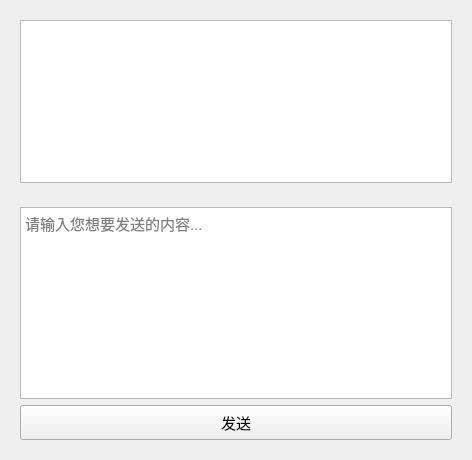
First picture: the form in Client/Contact/contactpage.ui, repository Eva-483650/ShoppingMall, before the edit.
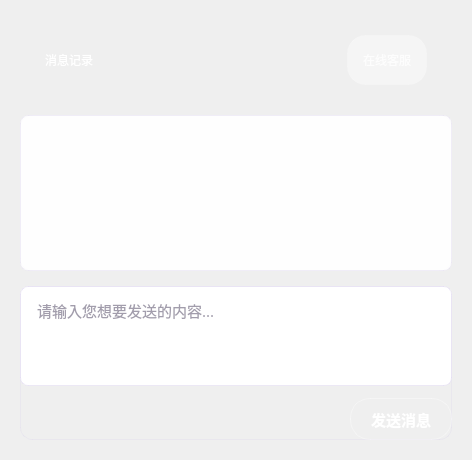
Second picture: the form after the edit.

The edit to the form file:
```diff
--- a/Client/Contact/contactpage.ui
+++ b/Client/Contact/contactpage.ui
@@ -11,11 +11,37 @@
    </rect>
   </property>
   <property name="windowTitle">
-   <string>Form</string>
+   <string>联系我们</string>
+  </property>
+  <property name="styleSheet">
+   <string notr="true">
+QWidget {
+    background: qlineargradient(spread:pad, x1:0, y1:0, x2:1, y2:1,
+                stop:0 rgba(252, 250, 255, 255),
+                stop:0.5 rgba(250, 247, 254, 255),
+                stop:1 rgba(248, 245, 253, 255));
+    font-family: &quot;Microsoft YaHei&quot;;
+}
+   </string>
   </property>
   <layout class="QVBoxLayout" name="verticalLayout">
+   <property name="spacing">
+    <number>15</number>
+   </property>
+   <property name="leftMargin">
+    <number>20</number>
+   </property>
+   <property name="topMargin">
+    <number>20</number>
+   </property>
+   <property name="rightMargin">
+    <number>20</number>
+   </property>
+   <property name="bottomMargin">
+    <number>20</number>
+   </property>
    <item>
-    <widget class="QWidget" name="widget" native="true">
+    <widget class="QWidget" name="widget_header" native="true">
      <property name="sizePolicy">
       <sizepolicy hsizetype="Preferred" vsizetype="Fixed">
        <horstretch>0</horstretch>
@@ -25,19 +51,203 @@
      <property name="minimumSize">
       <size>
        <width>0</width>
-       <height>60</height>
+       <height>80</height>
       </size>
      </property>
+     <property name="styleSheet">
+      <string notr="true">
+QWidget {
+    background: qlineargradient(spread:pad, x1:0, y1:0, x2:1, y2:0,
+                stop:0 rgba(189, 170, 233, 255),
+                stop:0.3 rgba(195, 176, 238, 255),
+                stop:0.7 rgba(201, 182, 243, 255),
+                stop:1 rgba(207, 188, 248, 255));
+    border-radius: 15px;
+    box-shadow: 0px 2px 8px rgba(189, 170, 233, 0.12);
+}
+      </string>
+     </property>
+     <layout class="QHBoxLayout" name="horizontalLayout_header">
+      <property name="spacing">
+       <number>15</number>
+      </property>
+      <property name="leftMargin">
+       <number>25</number>
+      </property>
+      <property name="topMargin">
+       <number>15</number>
+      </property>
+      <property name="rightMargin">
+       <number>25</number>
+      </property>
+      <property name="bottomMargin">
+       <number>15</number>
+      </property>
+      <item>
+       <widget class="QLabel" name="label_title">
+        <property name="styleSheet">
+         <string notr="true">
+QLabel {
+    font: bold 18pt &quot;Microsoft YaHei&quot;;
+    color: rgba(255, 255, 255, 250);
+    background: transparent;
+    text-shadow: 1px 1px 2px rgba(0, 0, 0, 0.08);
+}
+         </string>
+        </property>
+        <property name="text">
+         <string>消息记录</string>
+        </property>
+       </widget>
+      </item>
+      <item>
+       <spacer name="horizontalSpacer">
+        <property name="orientation">
+         <enum>Qt::Orientation::Horizontal</enum>
+        </property>
+        <property name="sizeHint" stdset="0">
+         <size>
+          <width>40</width>
+          <height>20</height>
+         </size>
+        </property>
+       </spacer>
+      </item>
+      <item>
+       <widget class="QLabel" name="label_status">
+        <property name="styleSheet">
+         <string notr="true">
+QLabel {
+    font: 12pt &quot;Microsoft YaHei&quot;;
+    color: rgba(255, 255, 255, 200);
+    background: rgba(255, 255, 255, 100);
+    padding: 8px 15px;
+    border-radius: 18px;
+    border: 1px solid rgba(255, 255, 255, 30);
+}
+         </string>
+        </property>
+        <property name="text">
+         <string>在线客服</string>
+        </property>
+        <property name="alignment">
+         <set>Qt::AlignmentFlag::AlignCenter</set>
+        </property>
+       </widget>
+      </item>
+     </layout>
+    </widget>
+   </item>
+   <item>
+    <widget class="QWidget" name="widget" native="true">
+     <property name="sizePolicy">
+      <sizepolicy hsizetype="Preferred" vsizetype="Expanding">
+       <horstretch>0</horstretch>
+       <verstretch>1</verstretch>
+      </sizepolicy>
+     </property>
+     <property name="styleSheet">
+      <string notr="true">
+QWidget {
+    background: rgba(255, 255, 255, 180);
+    border: 1px solid rgba(189, 170, 233, 20);
+    border-radius: 12px;
+    padding: 15px;
+}
+      </string>
+     </property>
      <layout class="QVBoxLayout" name="verticalLayout_3">
+      <property name="spacing">
+       <number>0</number>
+      </property>
+      <property name="leftMargin">
+       <number>0</number>
+      </property>
+      <property name="topMargin">
+       <number>0</number>
+      </property>
+      <property name="rightMargin">
+       <number>0</number>
+      </property>
+      <property name="bottomMargin">
+       <number>0</number>
+      </property>
       <item>
-       <widget class="QTextEdit" name="textEdit_2"/>
+       <widget class="QTextEdit" name="textEdit_2">
+        <property name="styleSheet">
+         <string notr="true">
+QTextEdit {
+    background: rgba(255, 255, 255, 220);
+    border: 1px solid rgba(189, 170, 233, 30);
+    border-radius: 8px;
+    padding: 10px;
+    font: 11pt &quot;Microsoft YaHei&quot;;
+    color: rgb(85, 75, 105);
+}
+
+QScrollBar:vertical {
+    background: rgba(245, 242, 250, 200);
+    width: 8px;
+    border-radius: 4px;
+    margin: 0px;
+}
+
+QScrollBar::handle:vertical {
+    background: qlineargradient(spread:pad, x1:0, y1:0, x2:1, y2:0,
+                stop:0 rgba(189, 170, 233, 100),
+                stop:1 rgba(201, 182, 243, 100));
+    border-radius: 4px;
+    min-height: 20px;
+}
+
+QScrollBar::handle:vertical:hover {
+    background: qlineargradient(spread:pad, x1:0, y1:0, x2:1, y2:0,
+                stop:0 rgba(189, 170, 233, 130),
+                stop:1 rgba(201, 182, 243, 130));
+}
+         </string>
+        </property>
+        <property name="readOnly">
+         <bool>true</bool>
+        </property>
+       </widget>
       </item>
      </layout>
     </widget>
    </item>
    <item>
     <widget class="QWidget" name="widget_2" native="true">
+     <property name="sizePolicy">
+      <sizepolicy hsizetype="Preferred" vsizetype="Fixed">
+       <horstretch>0</horstretch>
+       <verstretch>0</verstretch>
+      </sizepolicy>
+     </property>
+     <property name="styleSheet">
+      <string notr="true">QWidget {
+
+    border: 1px solid rgba(189, 170, 233, 30);
+    border-radius: 12px;
+    padding: 15px;
+}
+      </string>
+     </property>
      <layout class="QVBoxLayout" name="verticalLayout_2">
+      <property name="spacing">
+       <number>12</number>
+      </property>
+      <property name="leftMargin">
+       <number>0</number>
+      </property>
+      <property name="topMargin">
+       <number>0</number>
+      </property>
+      <property name="rightMargin">
+       <number>0</number>
+      </property>
+      <property name="bottomMargin">
+       <number>0</number>
+      </property>
       <item>
        <widget class="QTextEdit" name="textEdit">
         <property name="sizePolicy">
@@ -49,36 +259,128 @@
         <property name="maximumSize">
          <size>
           <width>16777215</width>
-          <height>200</height>
+          <height>100</height>
          </size>
         </property>
         <property name="font">
          <font>
+          <family>Microsoft YaHei</family>
           <pointsize>11</pointsize>
+          <italic>false</italic>
+          <bold>false</bold>
          </font>
         </property>
+        <property name="styleSheet">
+         <string notr="true">
+QTextEdit {
+    background: rgba(255, 255, 255, 250);
+    border: 1px solid rgba(189, 170, 233, 50);
+    border-radius: 8px;
+    padding: 8px 12px;
+    font: 11pt &quot;Microsoft YaHei&quot;;
+    color: rgb(70, 60, 90);
+}
+
+QTextEdit:focus {
+    border: 2px solid rgba(189, 170, 233, 100);
+    background: rgba(255, 255, 255, 255);
+}
+
+QScrollBar:vertical {
+    background: rgba(245, 242, 250, 200);
+    width: 6px;
+    border-radius: 3px;
+    margin: 0px;
+}
+
+QScrollBar::handle:vertical {
+    background: rgba(189, 170, 233, 80);
+    border-radius: 3px;
+    min-height: 15px;
+}
+         </string>
+        </property>
         <property name="placeholderText">
          <string>请输入您想要发送的内容...</string>
         </property>
        </widget>
       </item>
       <item>
-       <widget class="QPushButton" name="pushButton">
-        <property name="minimumSize">
-         <size>
-          <width>0</width>
-          <height>35</height>
-         </size>
+       <layout class="QHBoxLayout" name="horizontalLayout_bottom">
+        <property name="spacing">
+         <number>10</number>
         </property>
-        <property name="font">
-         <font>
-          <pointsize>11</pointsize>
-         </font>
-        </property>
-        <property name="text">
-         <string>发送</string>
-        </property>
-       </widget>
+        <item>
+         <spacer name="horizontalSpacer_2">
+          <property name="orientation">
+           <enum>Qt::Orientation::Horizontal</enum>
+          </property>
+          <property name="sizeHint" stdset="0">
+           <size>
+            <width>40</width>
+            <height>20</height>
+           </size>
+          </property>
+         </spacer>
+        </item>
+        <item>
+         <widget class="QPushButton" name="pushButton">
+          <property name="minimumSize">
+           <size>
+            <width>100</width>
+            <height>42</height>
+           </size>
+          </property>
+          <property name="font">
+           <font>
+            <family>Microsoft YaHei</family>
+            <pointsize>11</pointsize>
+            <italic>false</italic>
+            <bold>true</bold>
+           </font>
+          </property>
+          <property name="styleSheet">
+           <string notr="true">
+QPushButton {
+    background: qlineargradient(spread:pad, x1:0, y1:0, x2:1, y2:1,
+                stop:0 rgba(189, 170, 233, 255),
+                stop:0.5 rgba(195, 176, 238, 255),
+                stop:1 rgba(201, 182, 243, 255));
+    border: 1px solid rgba(255, 255, 255, 90);
+    border-radius: 20px;
+    font: bold 11pt &quot;Microsoft YaHei&quot;;
+    color: white;
+    padding: 8px 20px;
+    text-shadow: 0px 1px 1px rgba(0, 0, 0, 0.08);
+}
+
+QPushButton:hover {
+    background: qlineargradient(spread:pad, x1:0, y1:0, x2:1, y2:1,
+                stop:0 rgba(195, 176, 238, 255),
+                stop:0.5 rgba(201, 182, 243, 255),
+                stop:1 rgba(207, 188, 248, 255));
+    border: 1px solid rgba(255, 255, 255, 110);
+    transform: translateY(-1px);
+    box-shadow: 0px 4px 15px rgba(189, 170, 233, 0.2);
+}
+
+QPushButton:pressed {
+    background: qlineargradient(spread:pad, x1:0, y1:0, x2:1, y2:1,
+                stop:0 rgba(179, 160, 223, 255),
+                stop:0.5 rgba(189, 170, 233, 255),
+                stop:1 rgba(195, 176, 238, 255));
+    border: 1px solid rgba(255, 255, 255, 70);
+    transform: translateY(0px);
+    box-shadow: 0px 2px 8px rgba(189, 170, 233, 0.25);
+}
+           </string>
+          </property>
+          <property name="text">
+           <string>发送消息</string>
+          </property>
+         </widget>
+        </item>
+       </layout>
       </item>
      </layout>
     </widget>
```
